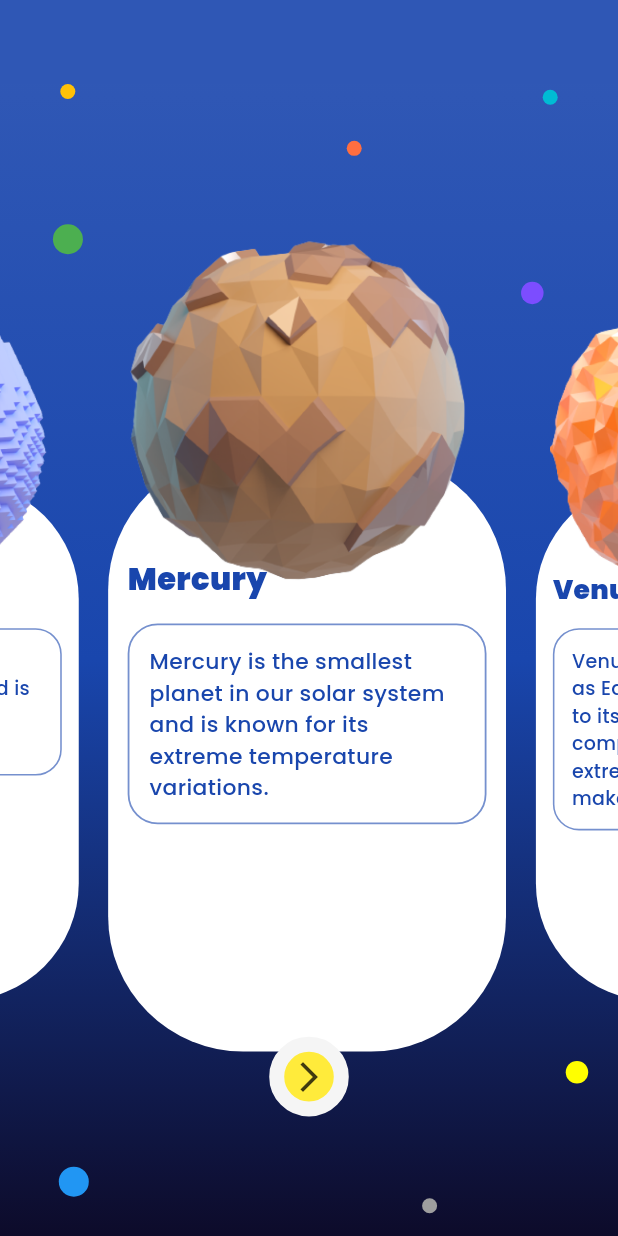
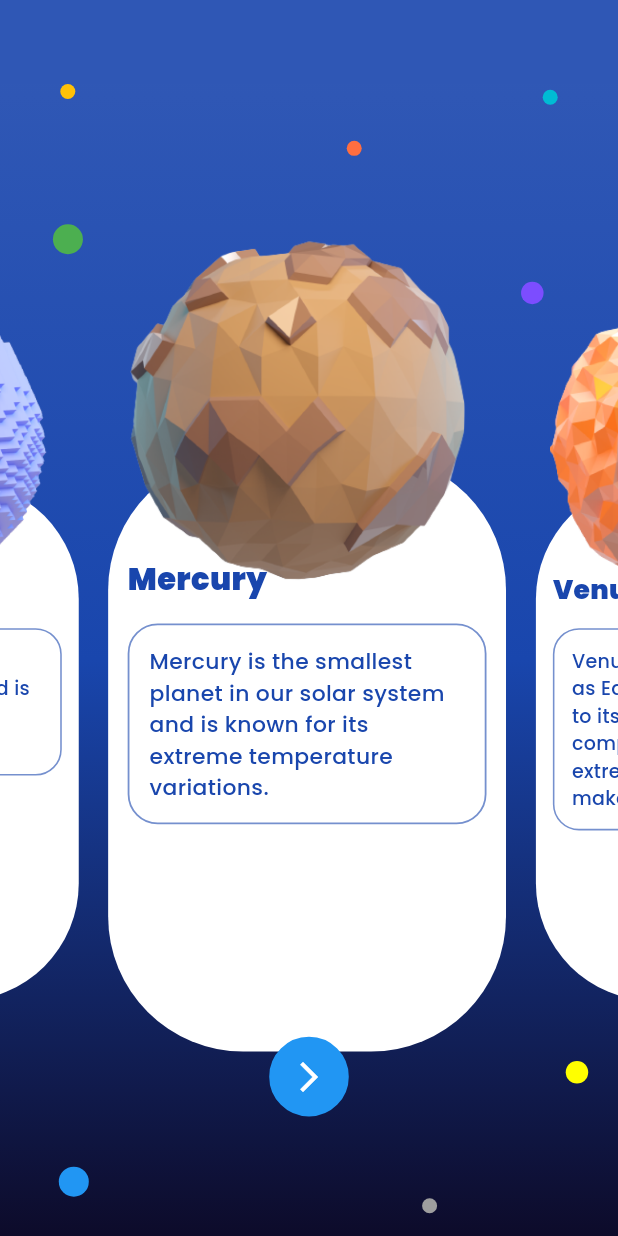
Before and after one commit to AmrSabbagh35/space-encyclopedia, a Flutter app: the HomeScreen screen opened directly, on a phone screen of 412 x 824 dp. Run offline on Flutter 3.47's test engine with Material 2 defaults, Android fonts, the phone set to English and light mode, and no system bars; drawn by our look-alikes of carousel_slider, flutter_animate; our stand-ins replace easy_localization, flutter_screenutil, google_fonts, lottie.

Commit message:
fixed colors bug

```diff
--- a/lib/screens/detail_screen.dart
+++ b/lib/screens/detail_screen.dart
@@ -87,7 +87,7 @@ class _DetailScreenState extends State<DetailScreen> {
                   icon: Icon(
                     Icons.arrow_back,
                     size: 38.sp,
-                    color: Colors.orangeAccent.shade400,
+                    color: Colors.white,
                   ),
                 ),
               ),
--- a/lib/screens/home_screen.dart
+++ b/lib/screens/home_screen.dart
@@ -1,5 +1,4 @@
 import 'package:carousel_slider/carousel_slider.dart';
-import 'package:easy_localization/easy_localization.dart';
 import 'package:flutter/cupertino.dart';
 import 'package:flutter/material.dart';
 import 'package:flutter_animate/flutter_animate.dart';
--- a/lib/view/planet_list_view.dart
+++ b/lib/view/planet_list_view.dart
@@ -111,16 +111,15 @@ class PlanetListView extends StatelessWidget {
                       height: 60.sp,
                       width: 60.sp,
                       decoration: BoxDecoration(
-                        color: Colors.yellow,
-                        border:
-                            Border.all(width: 10, color: Colors.grey.shade100),
+                        color: Colors.blue,
+                        border: Border.all(width: 10, color: Colors.blue),
                         borderRadius: const BorderRadius.all(
                           Radius.circular(120),
                         ),
                       ),
-                      child: Icon(
+                      child: const Icon(
                         Icons.arrow_forward_ios,
-                        color: Colors.black.withOpacity(0.75),
+                        color: Colors.white,
                       ),
                     ),
                   ),
```
